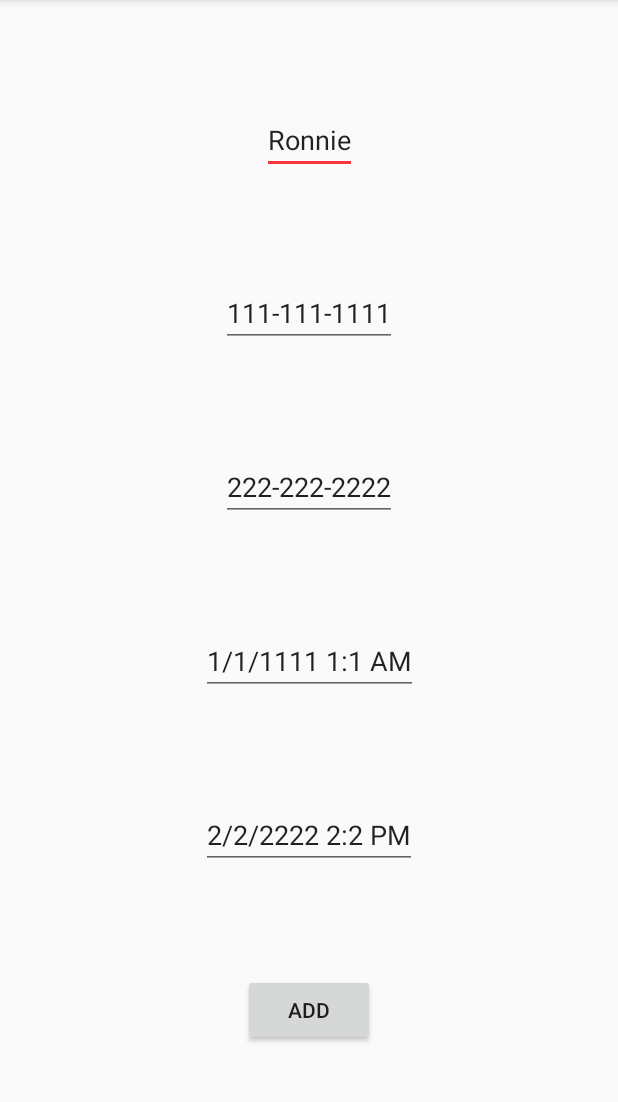
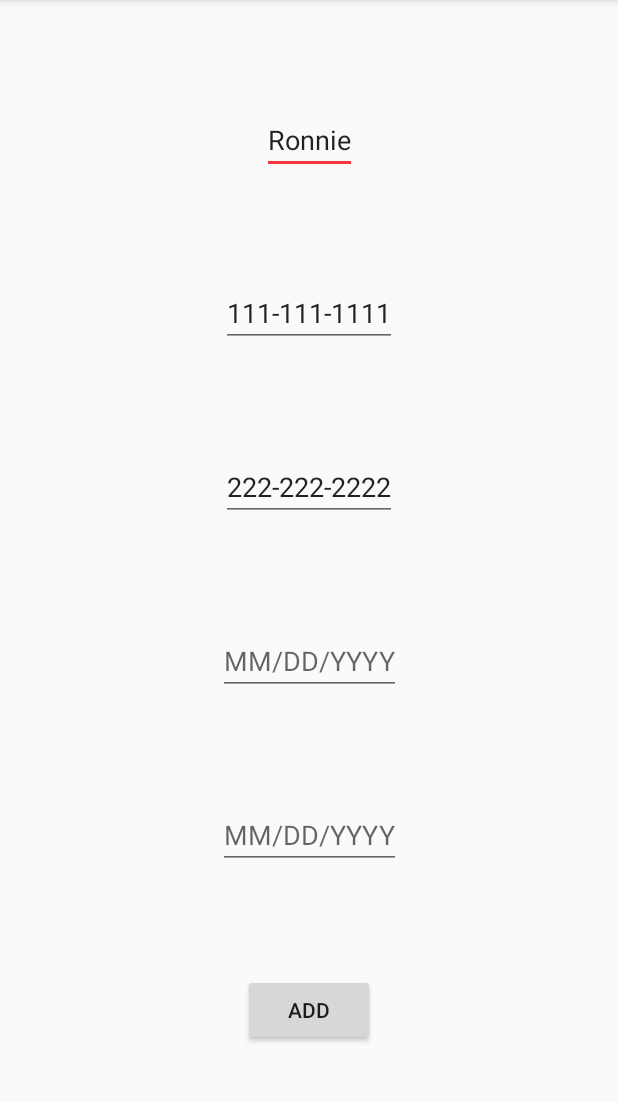
Before and after one commit to ronniesong0809/Phonebill-App, an Android app: the AddPhoneCall screen opened directly, with no data from a screen before it, on a phone screen of 412 x 824 dp, the part 84-1186 px from its top. Run offline under Robolectric (Android 15) with nearby library versions, the phone set to English and light mode, and no system bars; libraries missing offline, so code that uses them is left out: edu.pdx.cs410J.

Commit message:
feat: add date picker

```diff
--- a/phonebill-android/app/src/main/res/layout/activity_add_phone_call.xml
+++ b/phonebill-android/app/src/main/res/layout/activity_add_phone_call.xml
@@ -43,7 +43,8 @@
         android:id="@+id/startTime"
         android:layout_width="wrap_content"
         android:layout_height="wrap_content"
-        android:text="1/1/1111 1:1 AM"
+        android:hint="@string/date_format"
+        android:focusable="false"
         app:layout_constraintBottom_toTopOf="@+id/endTime"
         app:layout_constraintEnd_toEndOf="parent"
         app:layout_constraintHorizontal_bias="0.5"
@@ -54,7 +55,8 @@
         android:id="@+id/endTime"
         android:layout_width="wrap_content"
         android:layout_height="wrap_content"
-        android:text="2/2/2222 2:2 PM"
+        android:hint="@string/date_format"
+        android:focusable="false"
         app:layout_constraintBottom_toTopOf="@+id/add_phone_call_button"
         app:layout_constraintEnd_toEndOf="parent"
         app:layout_constraintHorizontal_bias="0.5"
--- a/phonebill-android/app/src/main/res/values/strings.xml
+++ b/phonebill-android/app/src/main/res/values/strings.xml
@@ -1,3 +1,4 @@
 <resources>
     <string name="app_name">Phone Bill</string>
+    <string name="date_format">MM/DD/YYYY</string>
 </resources>
```
Also changed, not shown: phonebill-android/app/src/main/java/edu/pdx/cs410j/qihao/phonebill_android/AddPhoneCall.java (+35 -5 lines).
